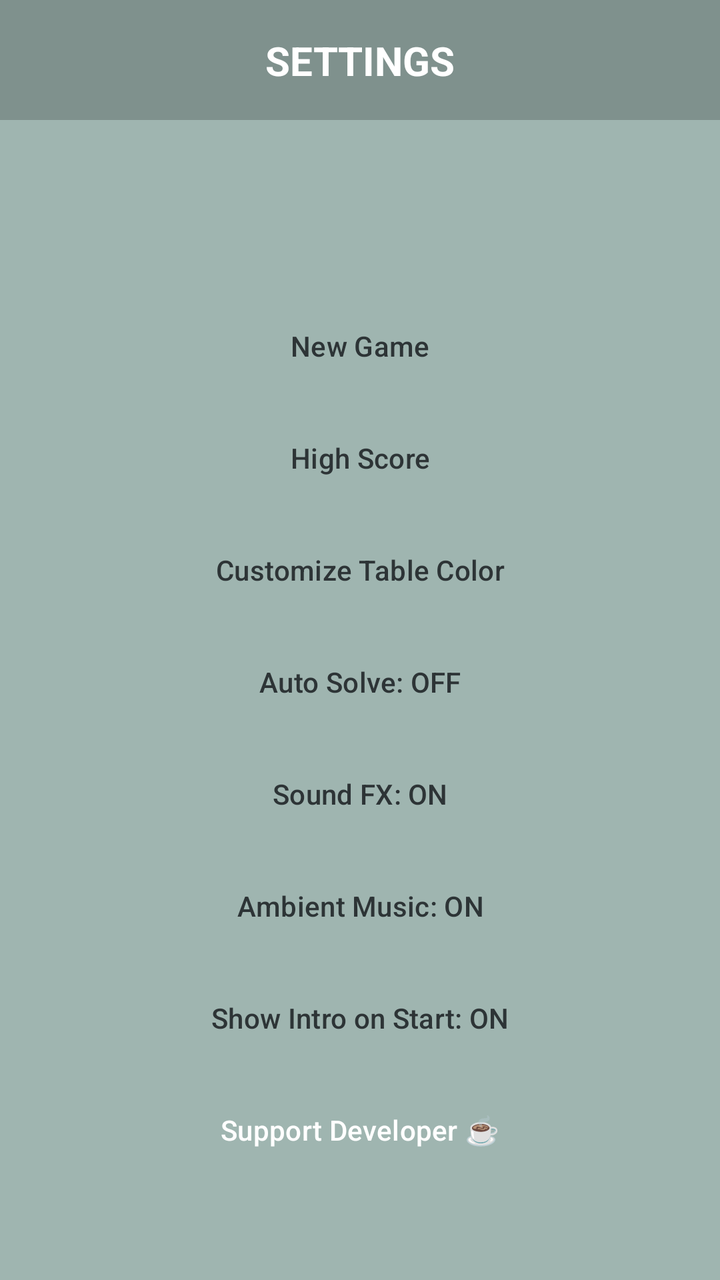
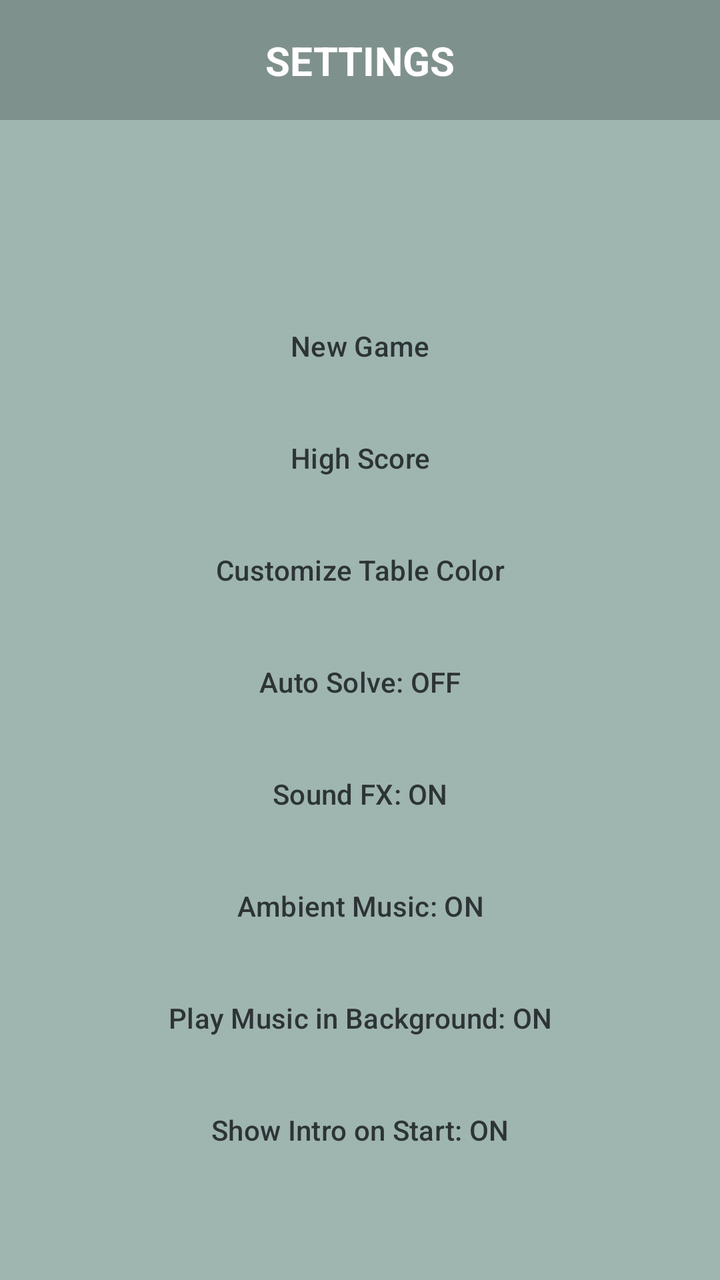

Screens rendered from an Android XML layout before and after an edit, with the pre-edit source and the edit as a unified diff.
<!-- AndroidManifest.xml: application theme Theme.SolitaireGame -->
<!-- res/layout/dialog_settings.xml -->
<?xml version="1.0" encoding="utf-8"?>
<androidx.constraintlayout.widget.ConstraintLayout xmlns:android="http://schemas.android.com/apk/res/android"
    android:layout_width="match_parent"
    android:layout_height="wrap_content"
    xmlns:app="http://schemas.android.com/apk/res-auto"
    android:background="#9fb5b0"
    android:padding="0dp">

    <View
        android:id="@+id/titleBg"
        android:layout_width="0dp"
        android:layout_height="60dp"
        android:background="#33000000"
        app:layout_constraintTop_toTopOf="parent"
        app:layout_constraintStart_toStartOf="parent"
        app:layout_constraintEnd_toEndOf="parent" />

    <TextView
        android:id="@+id/dialogTitle"
        android:layout_width="wrap_content"
        android:layout_height="wrap_content"
        android:text="SETTINGS"
        android:textColor="#FFFFFF"
        android:textSize="20sp"
        android:textStyle="bold"
        app:layout_constraintTop_toTopOf="@id/titleBg"
        app:layout_constraintBottom_toBottomOf="@id/titleBg"
        app:layout_constraintStart_toStartOf="parent"
        app:layout_constraintEnd_toEndOf="parent"/>

    <androidx.core.widget.NestedScrollView
        android:id="@+id/settingsScrollView"
        android:layout_width="0dp"
        android:layout_height="0dp"
        app:layout_constrainedHeight="true"
        app:layout_constraintTop_toBottomOf="@id/titleBg"
        app:layout_constraintBottom_toBottomOf="parent"
        app:layout_constraintStart_toStartOf="parent"
        app:layout_constraintEnd_toEndOf="parent"
        app:layout_constraintHeight_max="450dp"
        app:layout_constraintHeight_default="wrap">

        <LinearLayout
            android:id="@+id/buttonContainer"
            android:layout_width="match_parent"
            android:layout_height="wrap_content"
            android:orientation="vertical"
            android:padding="24dp">

            <Button
                android:id="@+id/btnNewGame"
                style="@style/Widget.Material3.Button.TonalButton"
                android:layout_width="match_parent"
                android:layout_height="wrap_content"
                android:text="New Game"
                android:backgroundTint="#c2d0cd"
                android:textColor="#2d3436"
                android:layout_marginBottom="8dp"
                android:textAllCaps="false"/>

            <Button
                android:id="@+id/btnHighScore"
                style="@style/Widget.Material3.Button.TonalButton"
                android:layout_width="match_parent"
                android:layout_height="wrap_content"
                android:text="High Score"
                android:backgroundTint="#c2d0cd"
                android:textColor="#2d3436"
                android:layout_marginBottom="8dp"
                android:textAllCaps="false"/>

            <Button
                android:id="@+id/btnChangeColor"
                style="@style/Widget.Material3.Button.TonalButton"
                android:layout_width="match_parent"
                android:layout_height="wrap_content"
                android:text="Customize Table Color"
                android:backgroundTint="#c2d0cd"
                android:textColor="#2d3436"
                android:layout_marginBottom="8dp"
                android:textAllCaps="false"/>

            <Button
                android:id="@+id/btnAutoSolve"
                style="@style/Widget.Material3.Button.TonalButton"
                android:layout_width="match_parent"
                android:layout_height="wrap_content"
                android:text="Auto Solve: OFF"
                android:backgroundTint="#c2d0cd"
                android:textColor="#2d3436"
                android:layout_marginBottom="8dp"
                android:textAllCaps="false"/>

            <Button
                android:id="@+id/btnSound"
                style="@style/Widget.Material3.Button.TonalButton"
                android:layout_width="match_parent"
                android:layout_height="wrap_content"
                android:text="Sound FX: ON"
                android:backgroundTint="#c2d0cd"
                android:textColor="#2d3436"
                android:layout_marginBottom="8dp"
                android:textAllCaps="false"/>

            <Button
                android:id="@+id/btnMusic"
                style="@style/Widget.Material3.Button.TonalButton"
                android:layout_width="match_parent"
                android:layout_height="wrap_content"
                android:text="Ambient Music: ON"
                android:backgroundTint="#c2d0cd"
                android:textColor="#2d3436"
                android:layout_marginBottom="8dp"
                android:textAllCaps="false"/>

            <Button
                android:id="@+id/btnShowIntro"
                style="@style/Widget.Material3.Button.TonalButton"
                android:layout_width="match_parent"
                android:layout_height="wrap_content"
                android:text="Show Intro on Start: ON"
                android:backgroundTint="#c2d0cd"
                android:textColor="#2d3436"
                android:layout_marginBottom="8dp"
                android:textAllCaps="false"/>

            <Button
                android:id="@+id/btnDonate"
                style="@style/Widget.Material3.Button.TonalButton"
                android:layout_width="match_parent"
                android:layout_height="wrap_content"
                android:text="Support Developer ☕"
                android:backgroundTint="#27ae60"
                android:textColor="#FFFFFF"
                android:layout_marginBottom="16dp"
                android:textAllCaps="false"/>

            <Button
                android:id="@+id/btnExit"
                style="@style/Widget.Material3.Button.TonalButton"
                android:layout_width="match_parent"
                android:layout_height="wrap_content"
                android:text="Exit Game 😢"
                android:backgroundTint="#d63031"
                android:textColor="#FFFFFF"
                android:textAllCaps="false"/>

        </LinearLayout>
    </androidx.core.widget.NestedScrollView>

</androidx.constraintlayout.widget.ConstraintLayout>
<!-- resources referenced by this layout -->
<resources>
  <style name="Theme.SolitaireGame" parent="Theme.Material3.Dark.NoActionBar">
          
          <item name="colorPrimary">@color/purple_500</item>
          <item name="colorPrimaryVariant">@color/purple_700</item>
          <item name="colorOnPrimary">@color/white</item>
          
          <item name="colorSecondary">@color/teal_200</item>
          <item name="colorSecondaryVariant">@color/teal_700</item>
          <item name="colorOnSecondary">@color/black</item>
          
          <item name="android:statusBarColor">@color/black</item>
          
          <item name="floatingActionButtonStyle">@style/FabStyle</item>
      </style>
  <color name="purple_500">#FF6200EE</color>
  <color name="purple_700">#FF3700B3</color>
  <color name="white">#FFFFFFFF</color>
  <color name="teal_200">#FF03DAC5</color>
  <color name="teal_700">#FF018786</color>
  <color name="black">#FF000000</color>
  <style name="FabStyle" parent="Widget.MaterialComponents.FloatingActionButton">
          <item name="backgroundTint">@color/black</item>
          <item name="tint">@android:color/white</item>
          <item name="elevation">8dp</item>
          <item name="hoveredFocusedTranslationZ">12dp</item>
          <item name="pressedTranslationZ">8dp</item>
          <item name="shapeAppearance">@style/FabShapeAppearance</item>
      </style>
  <style name="FabShapeAppearance" parent="ShapeAppearance.MaterialComponents.SmallComponent">
          <item name="cornerFamily">rounded</item>
          <item name="cornerSize">50%</item>
      </style>
</resources>

<!-- the commit's change to res/layout/dialog_settings.xml (unified diff, before → after) -->
@@ -114,6 +114,17 @@
                 android:textAllCaps="false"/>
 
             <Button
+                android:id="@+id/btnMusicBackground"
+                style="@style/Widget.Material3.Button.TonalButton"
+                android:layout_width="match_parent"
+                android:layout_height="wrap_content"
+                android:text="Play Music in Background: ON"
+                android:backgroundTint="#c2d0cd"
+                android:textColor="#2d3436"
+                android:layout_marginBottom="8dp"
+                android:textAllCaps="false"/>
+
+            <Button
                 android:id="@+id/btnShowIntro"
                 style="@style/Widget.Material3.Button.TonalButton"
                 android:layout_width="match_parent"
